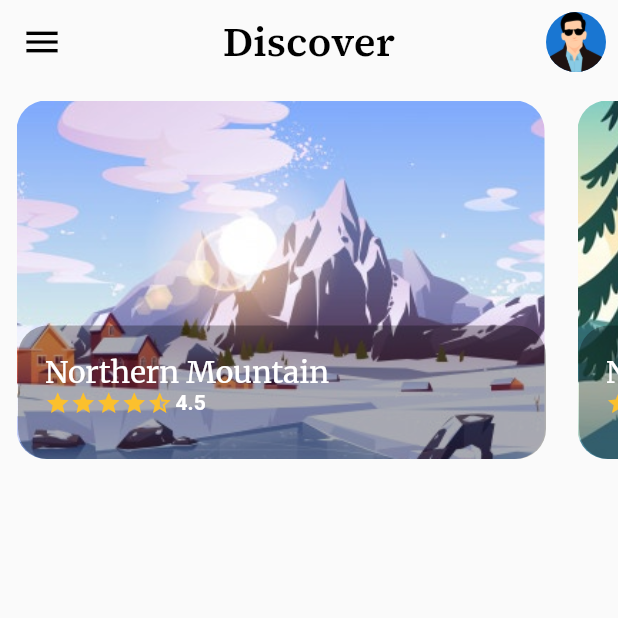
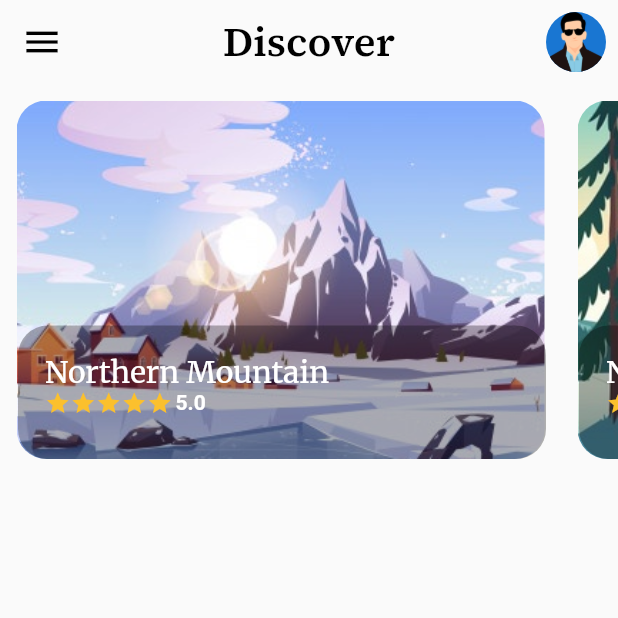
Before and after one commit to Manojkc15/Travel_App, a Flutter app: the DiscoverScreen screen opened directly, on a phone screen of 412 x 824 dp, the top half of it. Run offline on Flutter 3.47's test engine with Material 2 defaults, Android fonts, the light colour scheme and no system bars; our stand-ins replace google_fonts, page_transition; missing offline and left inert: dart:ffi.

Commit message:
adds different rating counts

```diff
--- a/lib/Components/card_sample.dart
+++ b/lib/Components/card_sample.dart
@@ -1,5 +1,4 @@
 import 'dart:ui';
-
 import 'package:flutter/cupertino.dart';
 import 'package:flutter/material.dart';
 import 'package:google_fonts/google_fonts.dart';
@@ -8,11 +7,15 @@ import 'package:google_fonts/google_fonts.dart';
 class CardSample extends StatelessWidget {
   Image image;
   String title;
+  Row stars;
+  String rating;
 
   CardSample({
     Key? key,
     required this.image,
     required this.title,
+    required this.stars,
+    required this.rating,
   }) : super(key: key);
 
   @override
@@ -53,34 +56,10 @@ class CardSample extends StatelessWidget {
               ),
               Row(
                 children: [
-                  Icon(
-                    Icons.star,
-                    color: Colors.yellow[700],
-                    size: 17,
-                  ),
-                  Icon(
-                    Icons.star,
-                    color: Colors.yellow[700],
-                    size: 17,
-                  ),
-                  Icon(
-                    Icons.star,
-                    color: Colors.yellow[700],
-                    size: 17,
-                  ),
-                  Icon(
-                    Icons.star,
-                    color: Colors.yellow[700],
-                    size: 17,
-                  ),
-                  Icon(
-                    Icons.star_half,
-                    color: Colors.yellow[700],
-                    size: 17,
-                  ),
+                  stars,
                   const SizedBox(width: 2),
                   Text(
-                    '4.5',
+                    rating,
                     style: GoogleFonts.roboto(
                       fontWeight: FontWeight.bold,
                       color: Colors.white,
--- a/lib/Screens/discover_screen.dart
+++ b/lib/Screens/discover_screen.dart
@@ -1,3 +1,5 @@
+import 'dart:ffi';
+
 import 'package:flutter/material.dart';
 import 'package:flutter/rendering.dart';
 import 'package:google_fonts/google_fonts.dart';
@@ -52,14 +54,109 @@ class DiscoverScreen extends StatelessWidget {
                 fit: BoxFit.fitHeight,
               ),
               title: 'Northern Mountain',
+              rating: "5.0",
+              stars: Row(
+                children: [
+                  Icon(
+                    Icons.star,
+                    color: Colors.yellow[700],
+                    size: 17,
+                  ),
+                  Icon(
+                    Icons.star,
+                    color: Colors.yellow[700],
+                    size: 17,
+                  ),
+                  Icon(
+                    Icons.star,
+                    color: Colors.yellow[700],
+                    size: 17,
+                  ),
+                  Icon(
+                    Icons.star,
+                    color: Colors.yellow[700],
+                    size: 17,
+                  ),
+                  Icon(
+                    Icons.star,
+                    color: Colors.yellow[700],
+                    size: 17,
+                  ),
+                ],
+              ),
             ),
             CardSample(
-              image: Image.asset('assets/images/national-park-winter.jpg'),
+              image: Image.asset(
+                'assets/images/national-park-winter.jpg',
+                width: 352,
+                height: 355,
+                fit: BoxFit.fitHeight,
+              ),
               title: 'National Park',
+              rating: "4.5",
+              stars: Row(
+                children: [
+                  Icon(
+                    Icons.star,
+                    color: Colors.yellow[700],
+                    size: 17,
+                  ),
+                  Icon(
+                    Icons.star,
+                    color: Colors.yellow[700],
+                    size: 17,
+                  ),
+                  Icon(
+                    Icons.star,
+                    color: Colors.yellow[700],
+                    size: 17,
+                  ),
+                  Icon(
+                    Icons.star,
+                    color: Colors.yellow[700],
+                    size: 17,
+                  ),
+                  Icon(
+                    Icons.star_half,
+                    color: Colors.yellow[700],
+                    size: 17,
+                  ),
+                ],
+              ),
             ),
             CardSample(
               image: Image.asset('assets/images/Greenough-mountain.jpg'),
               title: 'Greenough Mountain',
+              rating: "4.2",
+              stars: Row(
+                children: [
+                  Icon(
+                    Icons.star,
+                    color: Colors.yellow[700],
+                    size: 17,
+                  ),
+                  Icon(
+                    Icons.star,
+                    color: Colors.yellow[700],
+                    size: 17,
+                  ),
+                  Icon(
+                    Icons.star,
+                    color: Colors.yellow[700],
+                    size: 17,
+                  ),
+                  Icon(
+                    Icons.star,
+                    color: Colors.yellow[700],
+                    size: 17,
+                  ),
+                  Icon(
+                    Icons.star_half,
+                    color: Colors.yellow[700],
+                    size: 17,
+                  ),
+                ],
+              ),
             ),
             CardSample(
               image: Image.asset(
@@ -69,6 +166,36 @@ class DiscoverScreen extends StatelessWidget {
                 fit: BoxFit.fitHeight,
               ),
               title: 'Snowy Mountain',
+              stars: Row(
+                children: [
+                  Icon(
+                    Icons.star,
+                    color: Colors.yellow[700],
+                    size: 17,
+                  ),
+                  Icon(
+                    Icons.star,
+                    color: Colors.yellow[700],
+                    size: 17,
+                  ),
+                  Icon(
+                    Icons.star,
+                    color: Colors.yellow[700],
+                    size: 17,
+                  ),
+                  Icon(
+                    Icons.star,
+                    color: Colors.yellow[700],
+                    size: 17,
+                  ),
+                  Icon(
+                    Icons.star,
+                    color: Colors.yellow[700],
+                    size: 17,
+                  ),
+                ],
+              ),
+              rating: "5.0",
             ),
           ],
         ),
```
